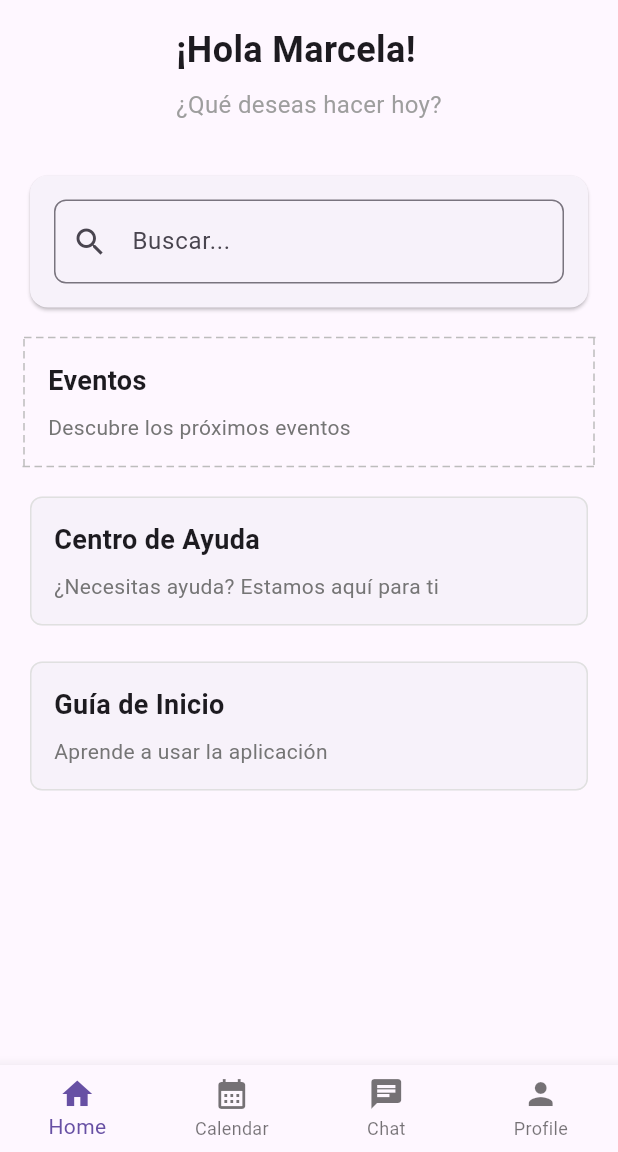
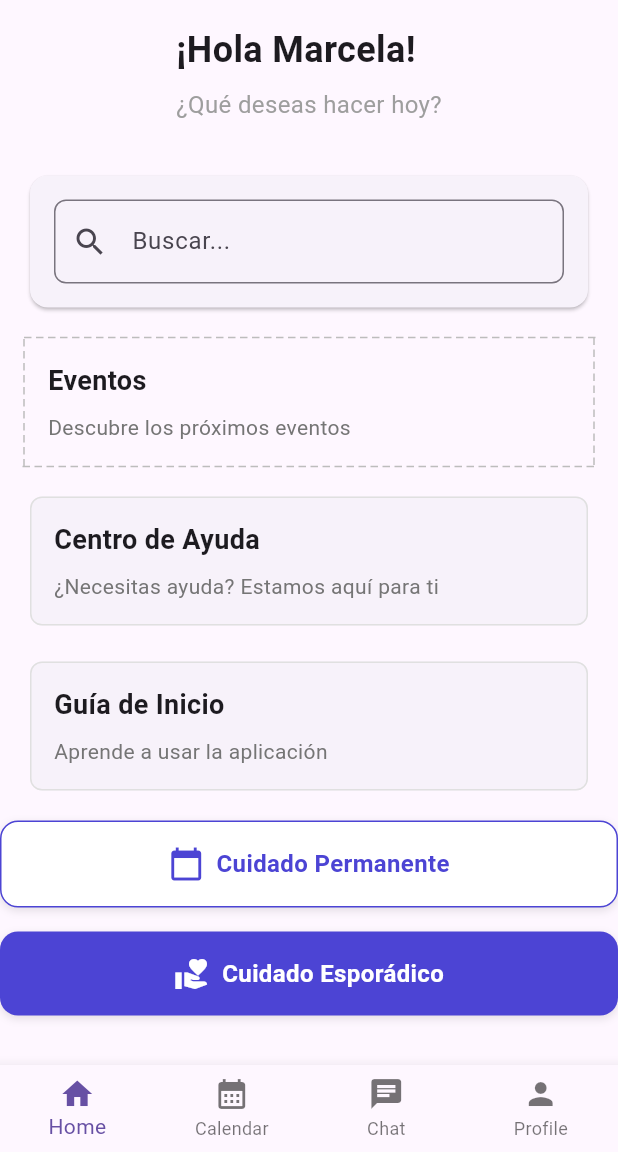
Before and after one commit to robertikoo/app-dev-toy, a Flutter app: the HomeScreen screen opened by its route, on a phone screen of 412 x 824 dp, the part 84-1236 px from its top. Run offline on Flutter 3.47's test engine with Material 3 defaults, Android fonts, the phone set to English and light mode, and no system bars; our stand-ins replace flutter_svg, table_calendar, timeago.

Commit message:
fix: Home Screen Frontend

```diff
--- a/lib/features/home/screens/home_screen.dart
+++ b/lib/features/home/screens/home_screen.dart
@@ -3,6 +3,7 @@ import '../widgets/welcome_header.dart';
 import '../widgets/search_card.dart';
 import '../widgets/feature_card.dart';
 import '../../../shared/layouts/main_layout.dart';
+import 'package:app/features/request/screens/tipo_cuidado_screen.dart'; // Asegúrate de que la ruta sea correcta
 
 class HomeScreen extends StatelessWidget {
   const HomeScreen({super.key});
@@ -12,32 +13,128 @@ class HomeScreen extends StatelessWidget {
     return MainLayout(
       child: SingleChildScrollView(
         child: Column(
-          children: const [
-            WelcomeHeader(userName: 'Marcela'),
-            SizedBox(height: 16),
-            SearchCard(),
-            SizedBox(height: 16),
-            FeatureCard(
+          children: [
+            const WelcomeHeader(userName: 'Marcela'),
+            const SizedBox(height: 16),
+            const SearchCard(),
+            const SizedBox(height: 16),
+            const FeatureCard(
               title: 'Eventos',
               subtitle: 'Descubre los próximos eventos',
               variant: FeatureCardVariant.dashed,
             ),
-            SizedBox(height: 16),
-            FeatureCard(
+            const SizedBox(height: 16),
+            const FeatureCard(
               title: 'Centro de Ayuda',
               subtitle: '¿Necesitas ayuda? Estamos aquí para ti',
               variant: FeatureCardVariant.outlined,
             ),
-            SizedBox(height: 16),
-            FeatureCard(
+            const SizedBox(height: 16),
+            const FeatureCard(
               title: 'Guía de Inicio',
               subtitle: 'Aprende a usar la aplicación',
               variant: FeatureCardVariant.outlined,
             ),
+            const SizedBox(height: 16),
+            // Vista previa del tipo de cuidado con efecto hover
+            GestureDetector(
+              onTap: () {
+                Navigator.push(
+                  context,
+                  MaterialPageRoute(builder: (context) => const CareTypeSelectionScreen()),
+                );
+              },
+              child: Column(
+                children: [
+                  HoverEffectButton(
+                    text: 'Cuidado Permanente',
+                    icon: Icons.calendar_today,
+                    defaultColor: Colors.white,
+                    hoverColor: Colors.grey[200]!, // Cambio sutil en hover
+                    textColor: const Color(0xFF4C44D4),
+                    borderColor: const Color(0xFF4C44D4),
+                  ),
+                  const SizedBox(height: 16),
+                  HoverEffectButton(
+                    text: 'Cuidado Esporádico',
+                    icon: Icons.volunteer_activism,
+                    defaultColor: const Color(0xFF4C44D4),
+                    hoverColor: const Color(0xFF6A63E0), // Color más claro en hover
+                    textColor: Colors.white,
+                  ),
+                ],
+              ),
+            ),
           ],
         ),
-
       ),
     );
   }
 }
+
+// 🔹 Widget reutilizable con efecto hover
+class HoverEffectButton extends StatefulWidget {
+  final String text;
+  final IconData icon;
+  final Color defaultColor;
+  final Color hoverColor;
+  final Color textColor;
+  final Color? borderColor;
+
+  const HoverEffectButton({
+    required this.text,
+    required this.icon,
+    required this.defaultColor,
+    required this.hoverColor,
+    required this.textColor,
+    this.borderColor,
+    super.key,
+  });
+
+  @override
+  _HoverEffectButtonState createState() => _HoverEffectButtonState();
+}
+
+class _HoverEffectButtonState extends State<HoverEffectButton> {
+  bool isHovered = false;
+
+  @override
+  Widget build(BuildContext context) {
+    return MouseRegion(
+      onEnter: (_) => setState(() => isHovered = true),
+      onExit: (_) => setState(() => isHovered = false),
+      child: AnimatedContainer(
+        duration: const Duration(milliseconds: 200),
+        width: double.infinity,
+        padding: const EdgeInsets.symmetric(vertical: 16),
+        decoration: BoxDecoration(
+          color: isHovered ? widget.hoverColor : widget.defaultColor,
+          borderRadius: BorderRadius.circular(12),
+          border: widget.borderColor != null ? Border.all(color: widget.borderColor!) : null,
+          boxShadow: [
+            BoxShadow(
+              color: Colors.black.withOpacity(0.1),
+              blurRadius: 4,
+              offset: const Offset(0, 2),
+            ),
+          ],
+        ),
+        child: Row(
+          mainAxisAlignment: MainAxisAlignment.center,
+          children: [
+            Icon(widget.icon, color: widget.textColor, size: 24),
+            const SizedBox(width: 8),
+            Text(
+              widget.text,
+              style: TextStyle(
+                fontSize: 16,
+                fontWeight: FontWeight.bold,
+                color: widget.textColor,
+              ),
+            ),
+          ],
+        ),
+      ),
+    );
+  }
+}
```
